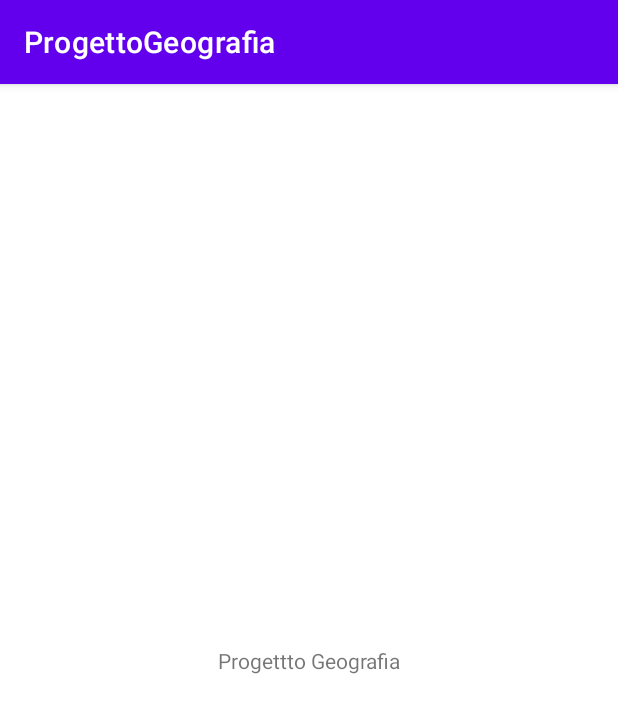
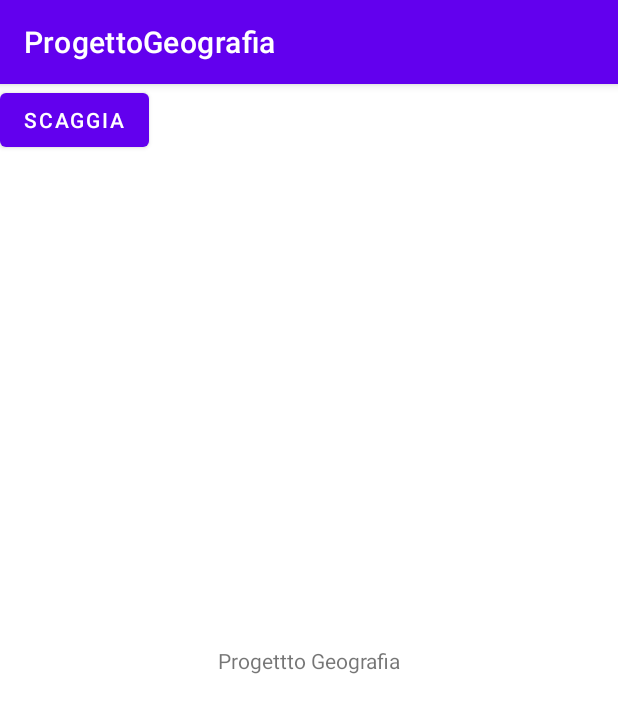
Before and after one commit to SGiuri/ProgettoGeografia, an Android app: the screen it shows after launch (MainActivity), on a phone screen of 412 x 824 dp. Shown: the top 713 px of the screen. Run offline under Robolectric (Android 15) with nearby library versions, the phone set to English and light mode, and no system bars.

Commit message:
scaggia ha modifacato

```diff
--- a/app/src/main/res/layout/activity_main.xml
+++ b/app/src/main/res/layout/activity_main.xml
@@ -15,4 +15,12 @@
         app:layout_constraintRight_toRightOf="parent"
         app:layout_constraintTop_toTopOf="parent" />
 
+    <Button
+        android:id="@+id/button"
+        android:layout_width="wrap_content"
+        android:layout_height="wrap_content"
+        android:text="Scaggia"
+        tools:layout_editor_absoluteX="185dp"
+        tools:layout_editor_absoluteY="149dp" />
+
 </androidx.constraintlayout.widget.ConstraintLayout>
```
